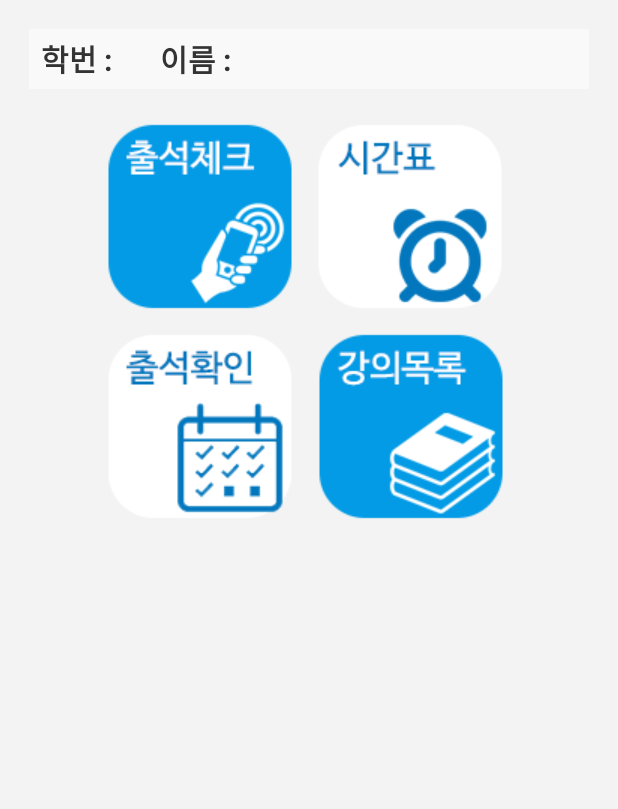
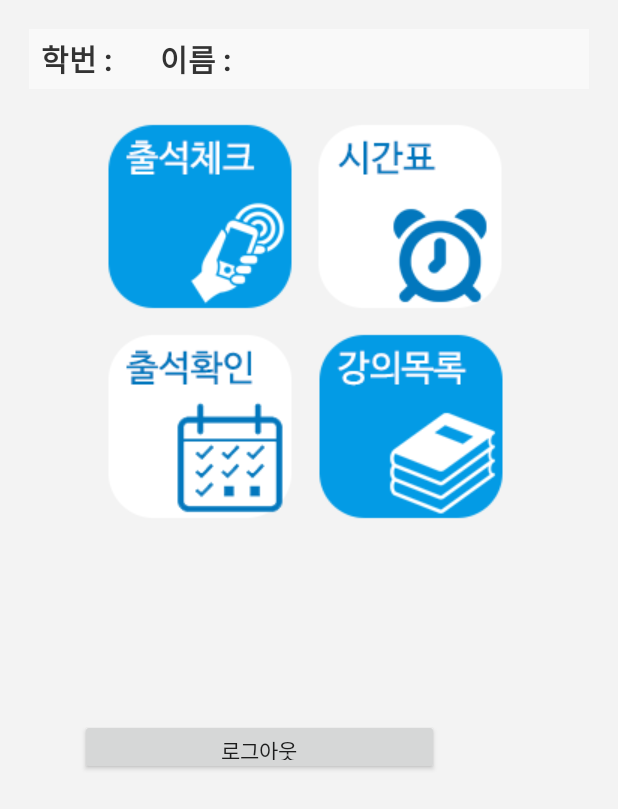
Before and after one commit to nuyadkrap/NFC-Attendance-App, an Android app: the MainActivity screen opened directly, with no data from a screen before it, on a phone screen of 412 x 824 dp. Shown: the top 809 px of the screen. Run offline under Robolectric (Android 15) with nearby library versions, the phone set to English and light mode, and no system bars; network calls fail; 1 statement that could not run was skipped.

```diff
--- a/app/src/main/java/com/example/san/DeleteList.java
+++ b/app/src/main/java/com/example/san/DeleteList.java
@@ -48,3 +48,5 @@ public class DeleteList {
 
     }
 }
+
+//
--- a/app/src/main/java/com/example/san/DeleteListActivity.java
+++ b/app/src/main/java/com/example/san/DeleteListActivity.java
@@ -150,3 +150,4 @@ public class DeleteListActivity extends AppCompatActivity {
 
     }
 }
+//
--- a/app/src/main/java/com/example/san/DeleteListAdapter.java
+++ b/app/src/main/java/com/example/san/DeleteListAdapter.java
@@ -129,3 +129,4 @@ public class DeleteListAdapter extends BaseAdapter {
     }
 
 }
+//
--- a/app/src/main/java/com/example/san/DeleteRequest.java
+++ b/app/src/main/java/com/example/san/DeleteRequest.java
@@ -23,3 +23,4 @@ public class DeleteRequest extends StringRequest {
     @Override
     protected Map<String, String> getParams() throws AuthFailureError { return map;}
 }
+//
--- a/app/src/main/res/drawable/ic_delete_forever_black_24dp.xml
+++ b/app/src/main/res/drawable/ic_delete_forever_black_24dp.xml
@@ -4,6 +4,6 @@
         android:viewportWidth="24.0"
         android:viewportHeight="24.0">
     <path
-        android:fillColor="#e9e9e9"
+        android:fillColor="#bababa"
         android:pathData="M6,19c0,1.1 0.9,2 2,2h8c1.1,0 2,-0.9 2,-2L18,7L6,7v12zM8.46,11.88l1.41,-1.41L12,12.59l2.12,-2.12 1.41,1.41L13.41,14l2.12,2.12 -1.41,1.41L12,15.41l-2.12,2.12 -1.41,-1.41L10.59,14l-2.13,-2.12zM15.5,4l-1,-1h-5l-1,1L5,4v2h14L19,4z"/>
 </vector>
--- a/app/src/main/res/layout/activity_delete.xml
+++ b/app/src/main/res/layout/activity_delete.xml
@@ -76,3 +76,4 @@
         </LinearLayout>
 
 </LinearLayout>
+<!---->
--- a/app/src/main/res/layout/activity_deletelist.xml
+++ b/app/src/main/res/layout/activity_deletelist.xml
@@ -42,3 +42,4 @@
     </LinearLayout>
 
 </LinearLayout>
+<!---->
--- a/app/src/main/res/layout/activity_main.xml
+++ b/app/src/main/res/layout/activity_main.xml
@@ -193,5 +193,23 @@
 
     </LinearLayout>
 
+    <Button
+        android:id="@+id/logout"
+        android:layout_width="239dp"
+        android:layout_height="37dp"
+        android:layout_marginTop="366dp"
+        android:layout_marginLeft="66dp"
+        android:layout_marginEnd="66dp"
+        android:layout_marginRight="66dp"
+        android:layout_marginBottom="244dp"
+        android:layout_weight="1"
+        android:text="로그아웃"
+        app:layout_constraintBottom_toBottomOf="parent"
+        app:layout_constraintEnd_toEndOf="parent"
+        app:layout_constraintStart_toStartOf="parent"
+        app:layout_constraintTop_toBottomOf="@+id/linearLayout" />
+
+
+
 
 </androidx.constraintlayout.widget.ConstraintLayout>
```
Also changed, not shown: app/src/main/res/layout/activity_time.xml (+9 -6 lines).
